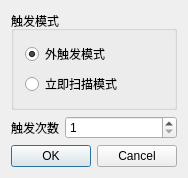
Above: CatPLG_SetTriggerCmd/CatTriggerDialog.ui from llseptem/Cat before the change. Below: the same form after it.
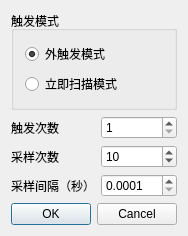
That is the form after the change.

```diff
--- a/CatPLG_SetTriggerCmd/CatTriggerDialog.ui
+++ b/CatPLG_SetTriggerCmd/CatTriggerDialog.ui
@@ -7,7 +7,7 @@
     <x>0</x>
     <y>0</y>
     <width>174</width>
-    <height>145</height>
+    <height>197</height>
    </rect>
   </property>
   <property name="windowTitle">
@@ -47,21 +47,67 @@
     </widget>
    </item>
    <item>
-    <layout class="QHBoxLayout" name="horizontalLayout" stretch="0,1">
-     <item>
+    <layout class="QFormLayout" name="formLayout">
+     <item row="0" column="0">
       <widget class="QLabel" name="label">
        <property name="text">
         <string>触发次数</string>
        </property>
       </widget>
      </item>
-     <item>
+     <item row="0" column="1">
       <widget class="QSpinBox" name="triggerNum">
        <property name="minimum">
         <number>1</number>
        </property>
       </widget>
      </item>
+     <item row="1" column="0">
+      <widget class="QLabel" name="label_2">
+       <property name="text">
+        <string>采样次数</string>
+       </property>
+      </widget>
+     </item>
+     <item row="1" column="1">
+      <widget class="QSpinBox" name="sampleNum">
+       <property name="minimum">
+        <number>2</number>
+       </property>
+       <property name="maximum">
+        <number>10000</number>
+       </property>
+       <property name="singleStep">
+        <number>10</number>
+       </property>
+       <property name="value">
+        <number>10</number>
+       </property>
+      </widget>
+     </item>
+     <item row="2" column="0">
+      <widget class="QLabel" name="label_3">
+       <property name="text">
+        <string>采样间隔（秒）</string>
+       </property>
+      </widget>
+     </item>
+     <item row="2" column="1">
+      <widget class="QDoubleSpinBox" name="sampleInterval">
+       <property name="decimals">
+        <number>4</number>
+       </property>
+       <property name="minimum">
+        <double>0.000100000000000</double>
+       </property>
+       <property name="maximum">
+        <double>1.000000000000000</double>
+       </property>
+       <property name="singleStep">
+        <double>0.001000000000000</double>
+       </property>
+      </widget>
+     </item>
     </layout>
    </item>
    <item>
```
Left out of the diff: 48 changed lines with no effect on the pictures.
